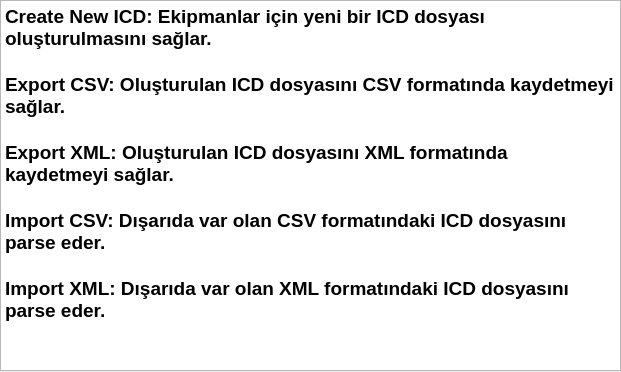
AslihanPamuk/QtGuiApplication14, file QtGuiApplication14/QtGuiClass3.ui: the form before one commit.
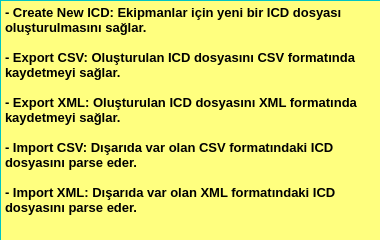
The form after the commit.

The edit to the form file:
```diff
--- a/QtGuiApplication14/QtGuiClass3.ui
+++ b/QtGuiApplication14/QtGuiClass3.ui
@@ -6,8 +6,8 @@
    <rect>
     <x>0</x>
     <y>0</y>
-    <width>621</width>
-    <height>372</height>
+    <width>380</width>
+    <height>240</height>
    </rect>
   </property>
   <property name="windowTitle">
@@ -18,14 +18,510 @@
     <rect>
      <x>0</x>
      <y>0</y>
-     <width>621</width>
-     <height>371</height>
+     <width>381</width>
+     <height>241</height>
     </rect>
    </property>
+   <property name="palette">
+    <palette>
+     <active>
+      <colorrole role="WindowText">
+       <brush brushstyle="SolidPattern">
+        <color alpha="255">
+         <red>0</red>
+         <green>0</green>
+         <blue>0</blue>
+        </color>
+       </brush>
+      </colorrole>
+      <colorrole role="Button">
+       <brush brushstyle="SolidPattern">
+        <color alpha="255">
+         <red>0</red>
+         <green>255</green>
+         <blue>255</blue>
+        </color>
+       </brush>
+      </colorrole>
+      <colorrole role="Light">
+       <brush brushstyle="SolidPattern">
+        <color alpha="255">
+         <red>127</red>
+         <green>255</green>
+         <blue>255</blue>
+        </color>
+       </brush>
+      </colorrole>
+      <colorrole role="Midlight">
+       <brush brushstyle="SolidPattern">
+        <color alpha="255">
+         <red>63</red>
+         <green>255</green>
+         <blue>255</blue>
+        </color>
+       </brush>
+      </colorrole>
+      <colorrole role="Dark">
+       <brush brushstyle="SolidPattern">
+        <color alpha="255">
+         <red>0</red>
+         <green>127</green>
+         <blue>127</blue>
+        </color>
+       </brush>
+      </colorrole>
+      <colorrole role="Mid">
+       <brush brushstyle="SolidPattern">
+        <color alpha="255">
+         <red>0</red>
+         <green>170</green>
+         <blue>170</blue>
+        </color>
+       </brush>
+      </colorrole>
+      <colorrole role="Text">
+       <brush brushstyle="SolidPattern">
+        <color alpha="255">
+         <red>0</red>
+         <green>0</green>
+         <blue>0</blue>
+        </color>
+       </brush>
+      </colorrole>
+      <colorrole role="BrightText">
+       <brush brushstyle="SolidPattern">
+        <color alpha="255">
+         <red>255</red>
+         <green>255</green>
+         <blue>0</blue>
+        </color>
+       </brush>
+      </colorrole>
+      <colorrole role="ButtonText">
+       <brush brushstyle="SolidPattern">
+        <color alpha="255">
+         <red>0</red>
+         <green>0</green>
+         <blue>0</blue>
+        </color>
+       </brush>
+      </colorrole>
+      <colorrole role="Base">
+       <brush brushstyle="SolidPattern">
+        <color alpha="255">
+         <red>255</red>
+         <green>255</green>
+         <blue>127</blue>
+        </color>
+       </brush>
+      </colorrole>
+      <colorrole role="Window">
+       <brush brushstyle="SolidPattern">
+        <color alpha="255">
+         <red>0</red>
+         <green>255</green>
+         <blue>255</blue>
+        </color>
+       </brush>
+      </colorrole>
+      <colorrole role="Shadow">
+       <brush brushstyle="SolidPattern">
+        <color alpha="255">
+         <red>0</red>
+         <green>0</green>
+         <blue>0</blue>
+        </color>
+       </brush>
+      </colorrole>
+      <colorrole role="HighlightedText">
+       <brush brushstyle="SolidPattern">
+        <color alpha="255">
+         <red>255</red>
+         <green>255</green>
+         <blue>0</blue>
+        </color>
+       </brush>
+      </colorrole>
+      <colorrole role="AlternateBase">
+       <brush brushstyle="SolidPattern">
+        <color alpha="255">
+         <red>127</red>
+         <green>255</green>
+         <blue>255</blue>
+        </color>
+       </brush>
+      </colorrole>
+      <colorrole role="NoRole">
+       <brush brushstyle="SolidPattern">
+        <color alpha="255">
+         <red>255</red>
+         <green>255</green>
+         <blue>0</blue>
+        </color>
+       </brush>
+      </colorrole>
+      <colorrole role="ToolTipBase">
+       <brush brushstyle="SolidPattern">
+        <color alpha="255">
+         <red>255</red>
+         <green>255</green>
+         <blue>220</blue>
+        </color>
+       </brush>
+      </colorrole>
+      <colorrole role="ToolTipText">
+       <brush brushstyle="SolidPattern">
+        <color alpha="255">
+         <red>0</red>
+         <green>0</green>
+         <blue>0</blue>
+        </color>
+       </brush>
+      </colorrole>
+      <colorrole role="PlaceholderText">
+       <brush brushstyle="SolidPattern">
+        <color alpha="128">
+         <red>255</red>
+         <green>255</green>
+         <blue>127</blue>
+        </color>
+       </brush>
+      </colorrole>
+     </active>
+     <inactive>
+      <colorrole role="WindowText">
+       <brush brushstyle="SolidPattern">
+        <color alpha="255">
+         <red>0</red>
+         <green>0</green>
+         <blue>0</blue>
+        </color>
+       </brush>
+      </colorrole>
+      <colorrole role="Button">
+       <brush brushstyle="SolidPattern">
+        <color alpha="255">
+         <red>0</red>
+         <green>255</green>
+         <blue>255</blue>
+        </color>
+       </brush>
+      </colorrole>
+      <colorrole role="Light">
+       <brush brushstyle="SolidPattern">
+        <color alpha="255">
+         <red>127</red>
+         <green>255</green>
+         <blue>255</blue>
+        </color>
+       </brush>
+      </colorrole>
+      <colorrole role="Midlight">
+       <brush brushstyle="SolidPattern">
+        <color alpha="255">
+         <red>63</red>
+         <green>255</green>
+         <blue>255</blue>
+        </color>
+       </brush>
+      </colorrole>
+      <colorrole role="Dark">
+       <brush brushstyle="SolidPattern">
+        <color alpha="255">
+         <red>0</red>
+         <green>127</green>
+         <blue>127</blue>
+        </color>
+       </brush>
+      </colorrole>
+      <colorrole role="Mid">
+       <brush brushstyle="SolidPattern">
+        <color alpha="255">
+         <red>0</red>
+         <green>170</green>
+         <blue>170</blue>
+        </color>
+       </brush>
+      </colorrole>
+      <colorrole role="Text">
+       <brush brushstyle="SolidPattern">
+        <color alpha="255">
+         <red>0</red>
+         <green>0</green>
+         <blue>0</blue>
+        </color>
+       </brush>
+      </colorrole>
+      <colorrole role="BrightText">
+       <brush brushstyle="SolidPattern">
+        <color alpha="255">
+         <red>255</red>
+         <green>255</green>
+         <blue>0</blue>
+        </color>
+       </brush>
+      </colorrole>
+      <colorrole role="ButtonText">
+       <brush brushstyle="SolidPattern">
+        <color alpha="255">
+         <red>0</red>
+         <green>0</green>
+         <blue>0</blue>
+        </color>
+       </brush>
+      </colorrole>
+      <colorrole role="Base">
+       <brush brushstyle="SolidPattern">
+        <color alpha="255">
+         <red>255</red>
+         <green>255</green>
+         <blue>127</blue>
+        </color>
+       </brush>
+      </colorrole>
+      <colorrole role="Window">
+       <brush brushstyle="SolidPattern">
+        <color alpha="255">
+         <red>0</red>
+         <green>255</green>
+         <blue>255</blue>
+        </color>
+       </brush>
+      </colorrole>
+      <colorrole role="Shadow">
+       <brush brushstyle="SolidPattern">
+        <color alpha="255">
+         <red>0</red>
+         <green>0</green>
+         <blue>0</blue>
+        </color>
+       </brush>
+      </colorrole>
+      <colorrole role="HighlightedText">
+       <brush brushstyle="SolidPattern">
+        <color alpha="255">
+         <red>255</red>
+         <green>255</green>
+         <blue>0</blue>
+        </color>
+       </brush>
+      </colorrole>
+      <colorrole role="AlternateBase">
+       <brush brushstyle="SolidPattern">
+        <color alpha="255">
+         <red>127</red>
+         <green>255</green>
+         <blue>255</blue>
+        </color>
+       </brush>
+      </colorrole>
+      <colorrole role="NoRole">
+       <brush brushstyle="SolidPattern">
+        <color alpha="255">
+         <red>255</red>
+         <green>255</green>
+         <blue>0</blue>
+        </color>
+       </brush>
+      </colorrole>
+      <colorrole role="ToolTipBase">
+       <brush brushstyle="SolidPattern">
+        <color alpha="255">
+         <red>255</red>
+         <green>255</green>
+         <blue>220</blue>
+        </color>
+       </brush>
+      </colorrole>
+      <colorrole role="ToolTipText">
+       <brush brushstyle="SolidPattern">
+        <color alpha="255">
+         <red>0</red>
+         <green>0</green>
+         <blue>0</blue>
+        </color>
+       </brush>
+      </colorrole>
+      <colorrole role="PlaceholderText">
+       <brush brushstyle="SolidPattern">
+        <color alpha="128">
+         <red>255</red>
+         <green>255</green>
+         <blue>127</blue>
+        </color>
+       </brush>
+      </colorrole>
+     </inactive>
+     <disabled>
+      <colorrole role="WindowText">
+       <brush brushstyle="SolidPattern">
+        <color alpha="255">
+         <red>0</red>
+         <green>127</green>
+         <blue>127</blue>
+        </color>
+       </brush>
+      </colorrole>
+      <colorrole role="Button">
+       <brush brushstyle="SolidPattern">
+        <color alpha="255">
+         <red>0</red>
+         <green>255</green>
+         <blue>255</blue>
+        </color>
+       </brush>
+      </colorrole>
+      <colorrole role="Light">
+       <brush brushstyle="SolidPattern">
+        <color alpha="255">
+         <red>127</red>
+         <green>255</green>
+         <blue>255</blue>
+        </color>
+       </brush>
+      </colorrole>
+      <colorrole role="Midlight">
+       <brush brushstyle="SolidPattern">
+        <color alpha="255">
+         <red>63</red>
+         <green>255</green>
+         <blue>255</blue>
+        </color>
+       </brush>
+      </colorrole>
+      <colorrole role="Dark">
+       <brush brushstyle="SolidPattern">
+        <color alpha="255">
+         <red>0</red>
+         <green>127</green>
+         <blue>127</blue>
+        </color>
+       </brush>
+      </colorrole>
+      <colorrole role="Mid">
+       <brush brushstyle="SolidPattern">
+        <color alpha="255">
+         <red>0</red>
+         <green>170</green>
+         <blue>170</blue>
+        </color>
+       </brush>
+      </colorrole>
+      <colorrole role="Text">
+       <brush brushstyle="SolidPattern">
+        <color alpha="255">
+         <red>0</red>
+         <green>127</green>
+         <blue>127</blue>
+        </color>
+       </brush>
+      </colorrole>
+      <colorrole role="BrightText">
+       <brush brushstyle="SolidPattern">
+        <color alpha="255">
+         <red>255</red>
+         <green>255</green>
+         <blue>0</blue>
+        </color>
+       </brush>
+      </colorrole>
+      <colorrole role="ButtonText">
+       <brush brushstyle="SolidPattern">
+        <color alpha="255">
+         <red>0</red>
+         <green>127</green>
+         <blue>127</blue>
+        </color>
+       </brush>
+      </colorrole>
+      <colorrole role="Base">
+       <brush brushstyle="SolidPattern">
+        <color alpha="255">
+         <red>0</red>
+         <green>255</green>
+         <blue>255</blue>
+        </color>
+       </brush>
+      </colorrole>
+      <colorrole role="Window">
+       <brush brushstyle="SolidPattern">
+        <color alpha="255">
+         <red>0</red>
+         <green>255</green>
+         <blue>255</blue>
+        </color>
+       </brush>
+      </colorrole>
+      <colorrole role="Shadow">
+       <brush brushstyle="SolidPattern">
+        <color alpha="255">
+         <red>0</red>
+         <green>0</green>
+         <blue>0</blue>
+        </color>
+       </brush>
+      </colorrole>
+      <colorrole role="HighlightedText">
+       <brush brushstyle="SolidPattern">
+        <color alpha="255">
+         <red>255</red>
+         <green>255</green>
+         <blue>0</blue>
+        </color>
+       </brush>
+      </colorrole>
+      <colorrole role="AlternateBase">
+       <brush brushstyle="SolidPattern">
+        <color alpha="255">
+         <red>0</red>
+         <green>255</green>
+         <blue>255</blue>
+        </color>
+       </brush>
+      </colorrole>
+      <colorrole role="NoRole">
+       <brush brushstyle="SolidPattern">
+        <color alpha="255">
+         <red>255</red>
+         <green>255</green>
+         <blue>0</blue>
+        </color>
+       </brush>
+      </colorrole>
+      <colorrole role="ToolTipBase">
+       <brush brushstyle="SolidPattern">
+        <color alpha="255">
+         <red>255</red>
+         <green>255</green>
+         <blue>220</blue>
+        </color>
+       </brush>
+      </colorrole>
+      <colorrole role="ToolTipText">
+       <brush brushstyle="SolidPattern">
+        <color alpha="255">
+         <red>0</red>
+         <green>0</green>
+         <blue>0</blue>
+        </color>
+       </brush>
+      </colorrole>
+      <colorrole role="PlaceholderText">
+       <brush brushstyle="SolidPattern">
+        <color alpha="128">
+         <red>255</red>
+         <green>255</green>
+         <blue>127</blue>
+        </color>
+       </brush>
+      </colorrole>
+     </disabled>
+    </palette>
+   </property>
    <property name="font">
     <font>
      <family>Arial</family>
-     <pointsize>14</pointsize>
+     <pointsize>10</pointsize>
      <weight>75</weight>
      <bold>true</bold>
     </font>
@@ -46,15 +542,15 @@
     <bool>true</bool>
    </property>
    <property name="plainText">
-    <string>Create New ICD: Ekipmanlar için yeni bir ICD dosyası oluşturulmasını sağlar.
+    <string>- Create New ICD: Ekipmanlar için yeni bir ICD dosyası oluşturulmasını sağlar.
 
-Export CSV: Oluşturulan ICD dosyasını CSV formatında kaydetmeyi sağlar.
+- Export CSV: Oluşturulan ICD dosyasını CSV formatında kaydetmeyi sağlar.
 
-Export XML: Oluşturulan ICD dosyasını XML formatında kaydetmeyi sağlar.
+- Export XML: Oluşturulan ICD dosyasını XML formatında kaydetmeyi sağlar.
 
-Import CSV: Dışarıda var olan CSV formatındaki ICD dosyasını parse eder. 
+- Import CSV: Dışarıda var olan CSV formatındaki ICD dosyasını parse eder. 
 
-Import XML: Dışarıda var olan XML formatındaki ICD dosyasını parse eder.</string>
+- Import XML: Dışarıda var olan XML formatındaki ICD dosyasını parse eder.</string>
    </property>
    <property name="backgroundVisible">
     <bool>false</bool>
```
Left out of the diff: 2 changed lines with no effect on the pictures.
